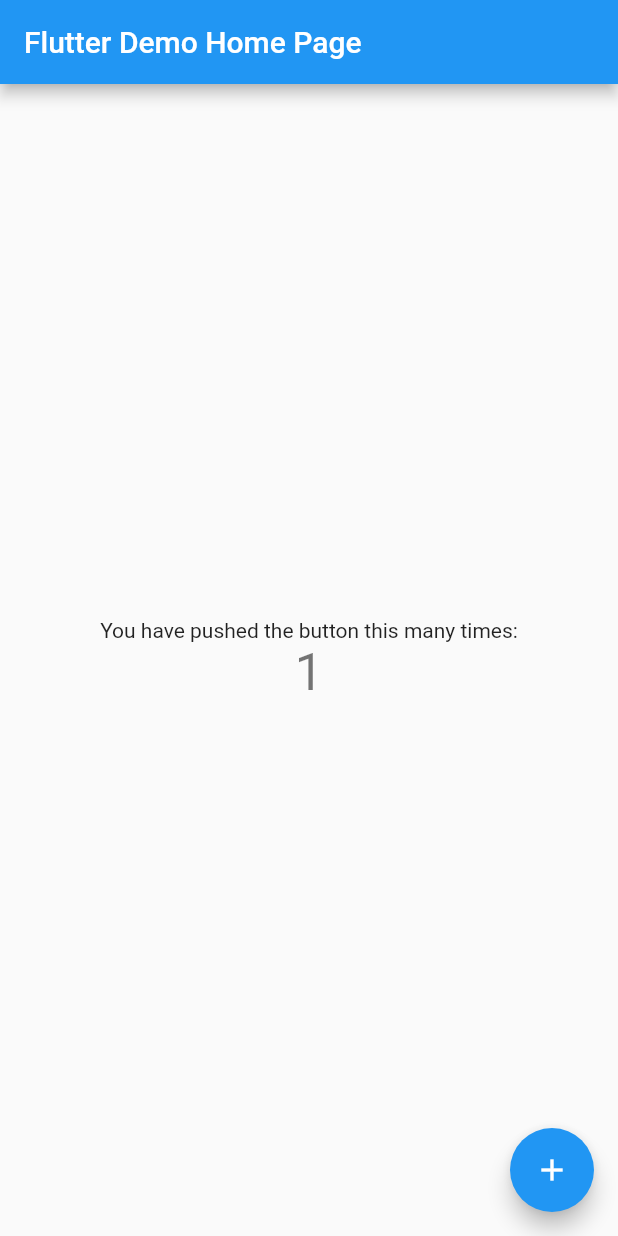
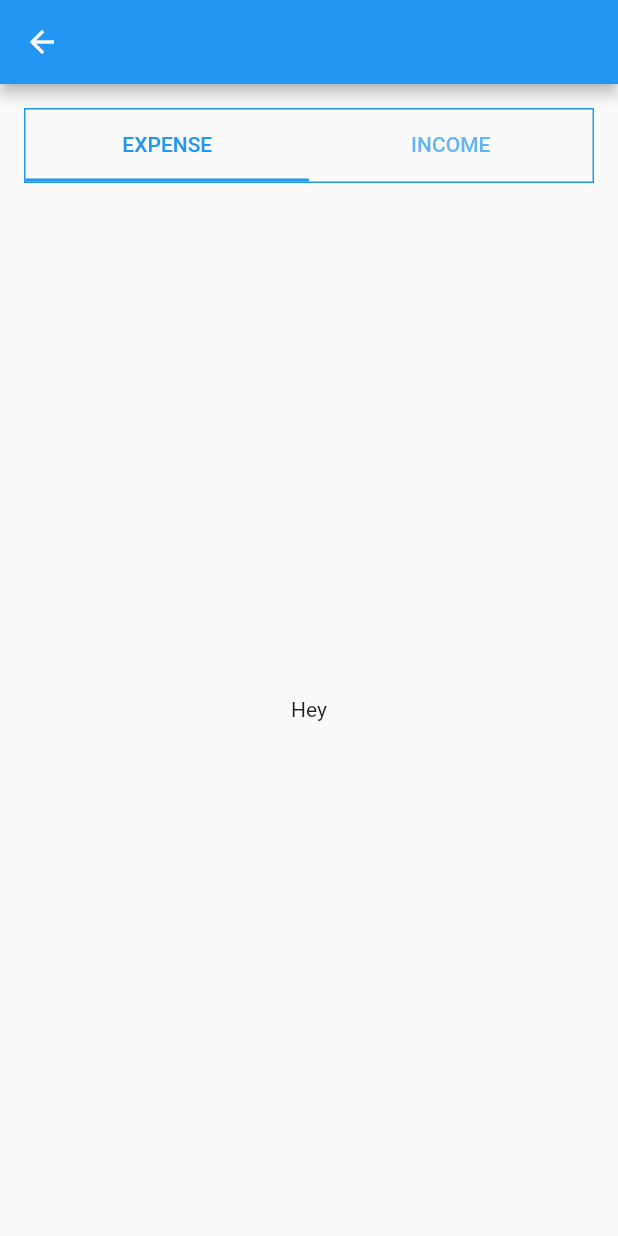
Before and after one commit to imaldi/expense_manager_aldi_i_m, a Flutter app: the screen it shows after launch, after a tap on the "add" icon, on a phone screen of 412 x 824 dp. Run offline on Flutter 3.47's test engine with Material 2 defaults, Android fonts, the phone set to English and light mode, and no system bars.

Commit message:
tampilan sedikit

```diff
--- /dev/null
+++ b/lib/const/const.dart
@@ -0,0 +1 @@
+const INITIAL_BALANCE = 100000;
--- /dev/null
+++ b/lib/helper/navigator_helper.dart
@@ -0,0 +1,14 @@
+import 'package:flutter/material.dart';
+
+Future navigateRemoveUntil(BuildContext context, Widget widget) async {
+  return Navigator.pushAndRemoveUntil(context, MaterialPageRoute(builder: (context) => widget), (route) => false);
+}
+
+Future navigateTo(BuildContext context, Widget widget, ) async {
+  return Navigator.push(context, MaterialPageRoute(builder: (context) => widget));
+}
+
+
+Future navigatorPop(BuildContext context) async {
+  return Navigator.of(context).pop();
+}
--- a/lib/main.dart
+++ b/lib/main.dart
@@ -1,4 +1,9 @@
+import 'package:expense_manager_aldi_i_m/helper/navigator_helper.dart';
+import 'package:expense_manager_aldi_i_m/screen/add_expense_or_income_screen.dart';
+import 'package:expense_manager_aldi_i_m/widget/custom_tab_bar.dart';
 import 'package:flutter/material.dart';
+import 'package:intl/intl.dart';
+import 'const/const.dart';
 
 void main() {
   runApp(MyApp());
@@ -10,17 +15,10 @@ class MyApp extends StatelessWidget {
   Widget build(BuildContext context) {
     return MaterialApp(
       title: 'Flutter Demo',
+      debugShowCheckedModeBanner: false,
       theme: ThemeData(
-        // This is the theme of your application.
-        //
-        // Try running your application with "flutter run". You'll see the
-        // application has a blue toolbar. Then, without quitting the app, try
-        // changing the primarySwatch below to Colors.green and then invoke
-        // "hot reload" (press "r" in the console where you ran "flutter run",
-        // or simply save your changes to "hot reload" in a Flutter IDE).
-        // Notice that the counter didn't reset back to zero; the application
-        // is not restarted.
         primarySwatch: Colors.blue,
+        primaryColor: Colors.blue,
       ),
       home: MyHomePage(title: 'Flutter Demo Home Page'),
     );
@@ -46,68 +44,69 @@ class MyHomePage extends StatefulWidget {
 }
 
 class _MyHomePageState extends State<MyHomePage> {
-  int _counter = 0;
+  var formatter = NumberFormat('###,###');
+  var balance = 0;
 
-  void _incrementCounter() {
+  var balanceArray = [15000,25000,35000];
+  var dateArray = ["4/4/2021","5/4/2021","6/4/2021"];
+  var categoryArray = ["Makan Siang", "Bonus dari bos","Transportation"];
+  var isInOrOut = [false,true,false];
+
+  @override
+  void initState() {
+    super.initState();
     setState(() {
-      // This call to setState tells the Flutter framework that something has
-      // changed in this State, which causes it to rerun the build method below
-      // so that the display can reflect the updated values. If we changed
-      // _counter without calling setState(), then the build method would not be
-      // called again, and so nothing would appear to happen.
-      _counter++;
+      balance = INITIAL_BALANCE - 0;
     });
   }
 
   @override
   Widget build(BuildContext context) {
-    // This method is rerun every time setState is called, for instance as done
-    // by the _incrementCounter method above.
-    //
-    // The Flutter framework has been optimized to make rerunning build methods
-    // fast, so that you can just rebuild anything that needs updating rather
-    // than having to individually change instances of widgets.
     return Scaffold(
         appBar: AppBar(
-        // Here we take the value from the MyHomePage object that was created by
-        // the App.build method, and use it to set our appbar title.
-        title: Text(widget.title),
+          title: Text("Expense Manager"),
         ),
-      body: Center(
-        // Center is a layout widget. It takes a single child and positions it
-        // in the middle of the parent.
-        child: Column(
-          // Column is also a layout widget. It takes a list of children and
-          // arranges them vertically. By default, it sizes itself to fit its
-          // children horizontally, and tries to be as tall as its parent.
-          //
-          // Invoke "debug painting" (press "p" in the console, choose the
-          // "Toggle Debug Paint" action from the Flutter Inspector in Android
-          // Studio, or the "Toggle Debug Paint" command in Visual Studio Code)
-          // to see the wireframe for each widget.
-          //
-          // Column has various properties to control how it sizes itself and
-          // how it positions its children. Here we use mainAxisAlignment to
-          // center the children vertically; the main axis here is the vertical
-          // axis because Columns are vertical (the cross axis would be
-          // horizontal).
-          mainAxisAlignment: MainAxisAlignment.center,
-          children: <Widget>[
-            Text(
-              'You have pushed the button this many times:',
+        body: SingleChildScrollView(
+          child: Column(crossAxisAlignment: CrossAxisAlignment.center, children: [
+            Row(
+              children: [
+                Expanded(
+                  child: Card(
+                    child: Center(
+                      child: Container(
+                          padding: EdgeInsets.all(16.0),
+                          child: Text(
+                            "Balance: Rp ${formatter.format(balance).replaceAll(",", ".")}",
+                            style: TextStyle(fontSize: 16.0, fontWeight: FontWeight.bold),
+                          )),
                     ),
-            Text(
-              '$_counter',
-              style: Theme.of(context).textTheme.headline4,
+                  ),
                 ),
               ],
             ),
+            ListView.builder(
+              scrollDirection: Axis.vertical,
+              shrinkWrap: true,
+              itemCount: balanceArray.length,
+              itemBuilder: (context, index) {
+                return ListTile(
+                  leading: isInOrOut[index] ? Icon(Icons.arrow_upward_outlined, color: Colors.red,) : Icon(Icons.arrow_downward_outlined,color: Colors.green,),
+                  title: Text("Rp. ${balanceArray[index]}"),
+                  subtitle: Text("${categoryArray[index]}"),
+                  trailing: Text("${dateArray[index]}"),
+                );
+              },
+            )
+          ]),
         ),
-      floatingActionButton: FloatingActionButton(
-        onPressed: _incrementCounter,
-        tooltip: 'Increment',
-        child: Icon(Icons.add),
-      ), // This trailing comma makes auto-formatting nicer for build methods.
+      floatingActionButton: Container(
+        padding: EdgeInsets.all(16.0),
+        child: FloatingActionButton(
+          onPressed: () {
+            navigateTo(context, AddExpenseOrIncomeScreen());
+          },
+        child: Icon(Icons.add,color: Colors.white,),),
+      ),
     );
   }
 }
--- /dev/null
+++ b/lib/screen/add_expense_or_income_screen.dart
@@ -0,0 +1,51 @@
+import 'package:expense_manager_aldi_i_m/screen/form_add_expense.dart';
+import 'package:expense_manager_aldi_i_m/widget/custom_tab_bar.dart';
+import 'package:flutter/material.dart';
+
+class AddExpenseOrIncomeScreen extends StatefulWidget {
+  const AddExpenseOrIncomeScreen({Key? key}) : super(key: key);
+
+  @override
+  _AddExpenseOrIncomeScreenState createState() => _AddExpenseOrIncomeScreenState();
+}
+
+class _AddExpenseOrIncomeScreenState extends State<AddExpenseOrIncomeScreen> {
+  @override
+  Widget build(BuildContext context) {
+    return DefaultTabController(
+      length: 2,
+      child: Scaffold(
+        appBar: AppBar(
+          // bottom: ,
+        ),
+        body: Container(
+          padding: EdgeInsets.all(16.0),
+          // color: Colors.white,
+          child: Column(
+            children: [
+              Container(
+                decoration: BoxDecoration(border: Border.all(color: Colors.blue)),
+                // color: Colors.white,
+                child: CustomAppbar(tabs: [
+                  Tab(child: Text("EXPENSE"),),
+                  Tab(child: Text("INCOME")),
+                  // Tab(icon: Icon(Icons.directions_bike)),
+                ]),
+
+              ),
+              SizedBox(height: 16.0,),
+              Expanded(
+                child: TabBarView(
+                  children: [
+                    Container(child: FormAddExpense()),
+                    Container(child: FormAddExpense()),
+                  ],
+                ),
+              ),
+            ],
+          ),
+        ),
+      ),
+    );
+  }
+}
--- /dev/null
+++ b/lib/screen/form_add_expense.dart
@@ -0,0 +1,15 @@
+import 'package:flutter/material.dart';
+
+class FormAddExpense extends StatefulWidget {
+  const FormAddExpense({Key? key}) : super(key: key);
+
+  @override
+  _FormAddExpenseState createState() => _FormAddExpenseState();
+}
+
+class _FormAddExpenseState extends State<FormAddExpense> {
+  @override
+  Widget build(BuildContext context) {
+    return Container(child: Center(child: Text("Hey"),),);
+  }
+}
--- /dev/null
+++ b/lib/widget/custom_tab_bar.dart
@@ -0,0 +1,23 @@
+import 'package:flutter/material.dart';
+
+class CustomAppbar extends StatefulWidget {
+  const CustomAppbar({Key? key, required this.tabs}) : super(key: key);
+  final List<Widget> tabs;
+
+  @override
+  _CustomAppbarState createState() => _CustomAppbarState();
+}
+
+class _CustomAppbarState extends State<CustomAppbar> {
+  @override
+  Widget build(BuildContext context) {
+    return TabBar(
+      labelColor: Colors.blue,
+      indicatorColor: Colors.blue,
+      tabs: widget.tabs,
+      onTap: (i){
+
+      },
+    );
+  }
+}
--- a/pubspec.yaml
+++ b/pubspec.yaml
@@ -27,6 +27,7 @@ dependencies:
   moor_generator: ^4.6.0
   provider: ^6.0.1
   flutter_slidable: ^0.6.0
+  intl: ^0.17.0
 
   # The following adds the Cupertino Icons font to your application.
   # Use with the CupertinoIcons class for iOS style icons.
```
Also changed, not shown: pubspec.lock. Lines whose indentation alone changed are shown as unchanged.
